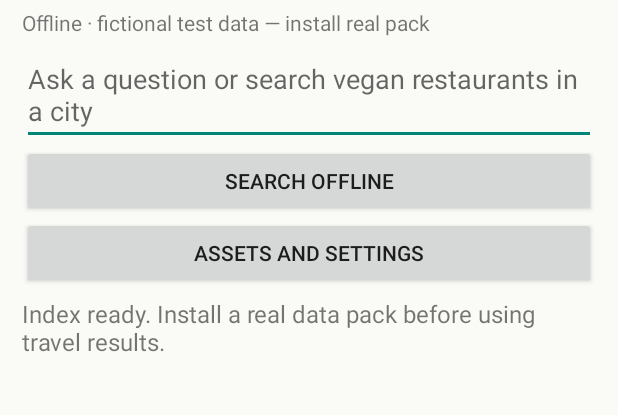
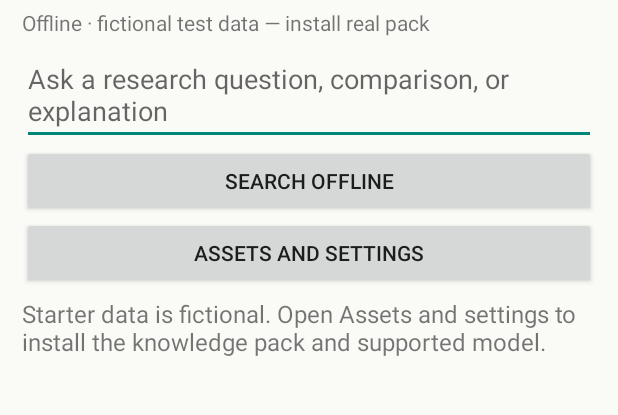
Before and after one commit to Pascaline06/offline-atlas, an Android app: the screen it shows after launch (MainActivity), on a phone screen of 412 x 824 dp, the part 93-508 px from its top. Run offline under Robolectric (Android 15) with nearby library versions, the light colour scheme and no system bars; pictures from the network do not load.

Commit message:
Make first-run guidance match the offline research profile

```diff
--- a/app/src/main/java/org/offlineatlas/MainActivity.java
+++ b/app/src/main/java/org/offlineatlas/MainActivity.java
@@ -61,7 +61,7 @@ public final class MainActivity extends Activity {
         LinearLayout root=new LinearLayout(this); root.setOrientation(LinearLayout.VERTICAL); root.setPadding(22,24,22,12); root.setBackgroundColor(0xfffafbf7);
         TextView heading=label("Offline Atlas",26); root.addView(heading);
         dataStatus=label("Offline only · checking local search index",14); root.addView(dataStatus);
-        input=new EditText(this); input.setFilters(new InputFilter[]{new InputFilter.LengthFilter(2000)}); input.setSingleLine(false); input.setMinLines(2); input.setHint("Ask a question or search vegan restaurants in a city"); input.setImeOptions(EditorInfo.IME_ACTION_SEARCH); root.addView(input);
+        input=new EditText(this); input.setFilters(new InputFilter[]{new InputFilter.LengthFilter(2000)}); input.setSingleLine(false); input.setMinLines(2); input.setHint("Ask a research question, comparison, or explanation"); input.setImeOptions(EditorInfo.IME_ACTION_SEARCH); root.addView(input);
         LinearLayout actions=new LinearLayout(this); actions.setOrientation(LinearLayout.HORIZONTAL); root.addView(actions);
         search=new Button(this); search.setText("Search offline"); search.setEnabled(false); actions.addView(search,new LinearLayout.LayoutParams(0,-2,1));
         stop=new Button(this); stop.setText("Stop answer"); stop.setEnabled(false); stop.setVisibility(View.GONE); actions.addView(stop);
@@ -90,7 +90,7 @@ public final class MainActivity extends Activity {
         worker.execute(() -> { try {
             new File(getFilesDir(),"incoming-atlas.db").delete();
             new File(getFilesDir(),"incoming-model.gguf").delete();
-            repository=new AtlasRepository(this); boolean fixture=repository.containsTestData(); ui(() -> { dataStatus.setText(fixture ? "Offline · fictional test data — install real pack" : "Offline · imported local evidence"); output.addView(label(fixture ? "Index ready. Install a real data pack before using travel results." : "Local knowledge pack ready.",16)); });
+            repository=new AtlasRepository(this); boolean fixture=repository.containsTestData(); ui(() -> { dataStatus.setText(fixture ? "Offline · fictional test data — install real pack" : "Offline · imported local evidence"); output.addView(label(fixture ? "Starter data is fictional. Open Assets and settings to install the knowledge pack and supported model." : "Local knowledge pack ready.",16)); });
             File saved=new File(getFilesDir(),"offline-model.gguf");
             AssetSwap.recover(saved);
             if (saved.isFile()) {
```
